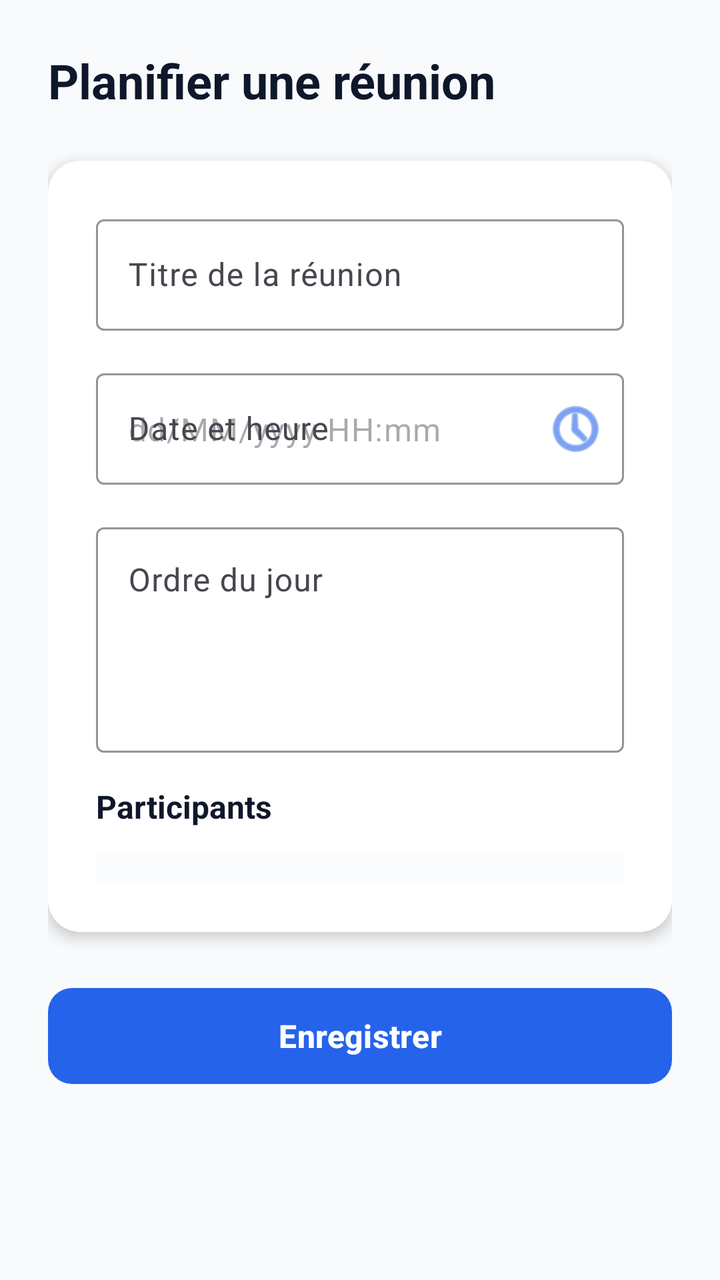
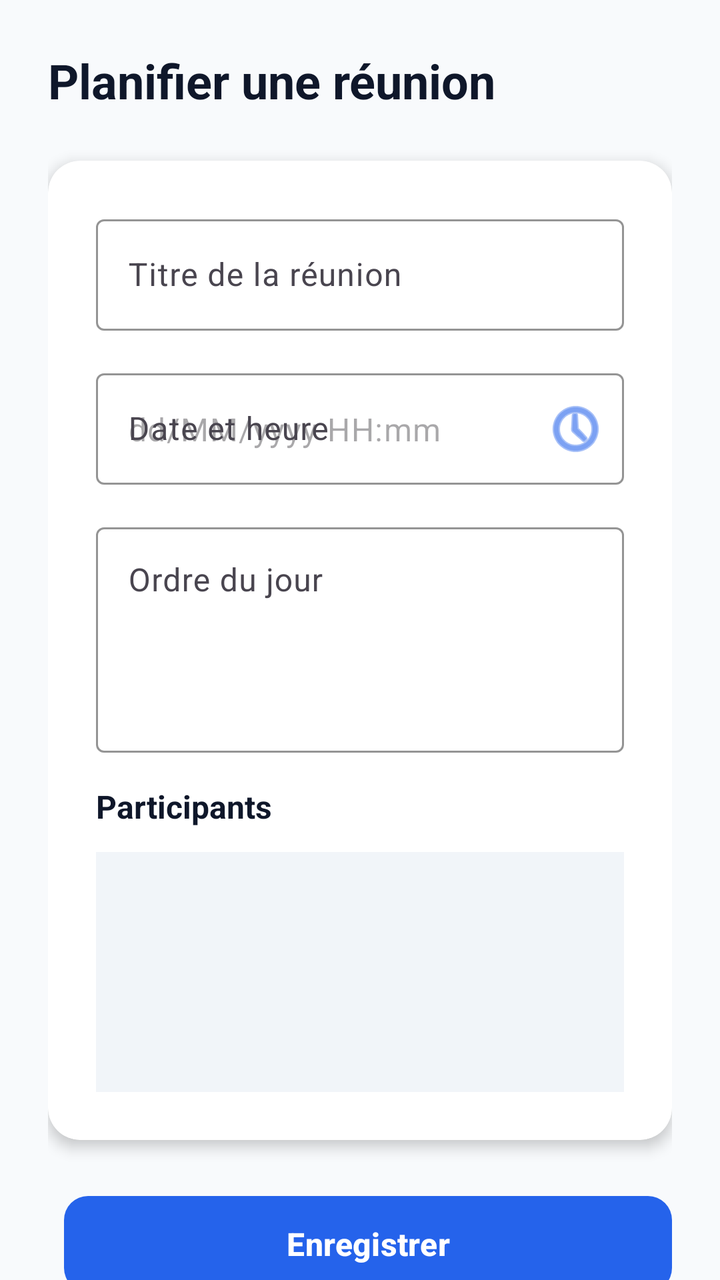

Compare the two renders of this Android layout. The source of the first and the diff that turns it into the second are given below.
<!-- AndroidManifest.xml: application theme Theme.GestionbPedagogique -->
<!-- res/layout/activity_reunion_edit.xml -->
<?xml version="1.0" encoding="utf-8"?>
<androidx.constraintlayout.widget.ConstraintLayout xmlns:android="http://schemas.android.com/apk/res/android"
    xmlns:app="http://schemas.android.com/apk/res-auto"
    xmlns:tools="http://schemas.android.com/tools"
    android:id="@+id/main"
    android:layout_width="match_parent"
    android:layout_height="match_parent"
    android:background="@color/background_light"
    tools:context=".ReunionEditActivity">

    <androidx.core.widget.NestedScrollView
        android:layout_width="match_parent"
        android:layout_height="match_parent"
        android:fillViewport="true"
        app:layout_constraintBottom_toBottomOf="parent"
        app:layout_constraintEnd_toEndOf="parent"
        app:layout_constraintStart_toStartOf="parent"
        app:layout_constraintTop_toTopOf="parent">

        <LinearLayout
            android:layout_width="match_parent"
            android:layout_height="wrap_content"
            android:orientation="vertical"
            android:padding="24dp">

            
            <TextView
                android:id="@+id/title_text"
                android:layout_width="wrap_content"
                android:layout_height="wrap_content"
                android:text="@string/add_reunion"
                android:textSize="24sp"
                android:textStyle="bold"
                android:textColor="@color/text_primary"
                android:layout_marginBottom="24dp" />

            
            <com.google.android.material.card.MaterialCardView
                android:layout_width="match_parent"
                android:layout_height="wrap_content"
                android:layout_marginBottom="24dp"
                app:cardCornerRadius="16dp"
                app:cardElevation="4dp"
                app:cardBackgroundColor="@color/card_background"
                app:strokeWidth="0dp">

                <LinearLayout
                    android:layout_width="match_parent"
                    android:layout_height="wrap_content"
                    android:orientation="vertical"
                    android:padding="24dp">

                    
                    <com.google.android.material.textfield.TextInputLayout
                        android:id="@+id/titre_layout"
                        android:layout_width="match_parent"
                        android:layout_height="wrap_content"
                        android:layout_marginBottom="16dp"
                        android:hint="@string/reunion_titre_hint"
                        app:boxStrokeColor="@color/primary_blue"
                        app:hintTextColor="@color/primary_blue"
                        style="@style/Widget.Material3.TextInputLayout.OutlinedBox">

                        <com.google.android.material.textfield.TextInputEditText
                            android:id="@+id/titre_input"
                            android:layout_width="match_parent"
                            android:layout_height="wrap_content"
                            android:inputType="text"
                            android:textColor="@color/text_primary" />
                    </com.google.android.material.textfield.TextInputLayout>

                    
                    <com.google.android.material.textfield.TextInputLayout
                        android:id="@+id/date_heure_layout"
                        android:layout_width="match_parent"
                        android:layout_height="wrap_content"
                        android:layout_marginBottom="16dp"
                        android:hint="@string/reunion_date_heure_hint"
                        app:boxStrokeColor="@color/primary_blue"
                        app:hintTextColor="@color/primary_blue"
                        app:endIconMode="custom"
                        app:endIconDrawable="@android:drawable/ic_menu_recent_history"
                        app:endIconTint="@color/primary_blue"
                        style="@style/Widget.Material3.TextInputLayout.OutlinedBox">

                        <com.google.android.material.textfield.TextInputEditText
                            android:id="@+id/date_heure_input"
                            android:layout_width="match_parent"
                            android:layout_height="wrap_content"
                            android:inputType="none"
                            android:focusable="false"
                            android:clickable="true"
                            android:hint="dd/MM/yyyy HH:mm"
                            android:textColor="@color/text_primary" />
                    </com.google.android.material.textfield.TextInputLayout>

                    
                    <com.google.android.material.textfield.TextInputLayout
                        android:id="@+id/ordre_du_jour_layout"
                        android:layout_width="match_parent"
                        android:layout_height="wrap_content"
                        android:layout_marginBottom="16dp"
                        android:hint="@string/reunion_ordre_du_jour_hint"
                        app:boxStrokeColor="@color/primary_blue"
                        app:hintTextColor="@color/primary_blue"
                        style="@style/Widget.Material3.TextInputLayout.OutlinedBox">

                        <com.google.android.material.textfield.TextInputEditText
                            android:id="@+id/ordre_du_jour_input"
                            android:layout_width="match_parent"
                            android:layout_height="wrap_content"
                            android:inputType="textMultiLine"
                            android:minLines="4"
                            android:maxLines="8"
                            android:gravity="top|start"
                            android:textColor="@color/text_primary" />
                    </com.google.android.material.textfield.TextInputLayout>

                    
                    <TextView
                        android:layout_width="wrap_content"
                        android:layout_height="wrap_content"
                        android:text="@string/reunion_participants_label"
                        android:textSize="16sp"
                        android:textStyle="bold"
                        android:textColor="@color/text_primary"
                        android:layout_marginBottom="12dp" />

                    <LinearLayout
                        android:id="@+id/participants_container"
                        android:layout_width="match_parent"
                        android:layout_height="wrap_content"
                        android:orientation="vertical"
                        android:padding="8dp"
                        android:background="@color/divider"
                        android:alpha="0.2" />

                </LinearLayout>
            </com.google.android.material.card.MaterialCardView>

            
            <com.google.android.material.button.MaterialButton
                android:id="@+id/save_button"
                android:layout_width="match_parent"
                android:layout_height="56dp"
                android:text="@string/save_button"
                android:textSize="16sp"
                android:textStyle="bold"
                app:backgroundTint="@color/primary_blue"
                app:cornerRadius="12dp"
                app:elevation="2dp" />

        </LinearLayout>
    </androidx.core.widget.NestedScrollView>

</androidx.constraintlayout.widget.ConstraintLayout>
<!-- resources referenced by this layout -->
<resources>
  <color name="background_light">#F8FAFC</color>
  <color name="card_background">#FFFFFF</color>
  <color name="divider">#E2E8F0</color>
  <color name="primary_blue">#2563EB</color>
  <color name="text_primary">#0F172A</color>
  <string name="add_reunion">Planifier une réunion</string>
  <string name="reunion_date_heure_hint">Date et heure</string>
  <string name="reunion_ordre_du_jour_hint">Ordre du jour</string>
  <string name="reunion_participants_label">Participants</string>
  <string name="reunion_titre_hint">Titre de la réunion</string>
  <string name="save_button">Enregistrer</string>
  <style name="Theme.GestionbPedagogique" parent="Base.Theme.GestionbPedagogique" />
  <style name="Base.Theme.GestionbPedagogique" parent="Theme.Material3.DayNight.NoActionBar">
          
          <item name="colorPrimary">@color/primary_blue</item>
          <item name="colorPrimaryVariant">@color/primary_blue_dark</item>
          <item name="colorOnPrimary">@color/white</item>
          <item name="colorSecondary">@color/accent_orange</item>
          <item name="colorOnSecondary">@color/white</item>
          <item name="android:statusBarColor">@android:color/transparent</item>
          <item name="android:navigationBarColor">@android:color/transparent</item>
          <item name="android:windowLightStatusBar">true</item>
          <item name="android:windowLightNavigationBar">true</item>
      </style>
  <color name="primary_blue_dark">#1E40AF</color>
  <color name="white">#FFFFFFFF</color>
  <color name="accent_orange">#F97316</color>
</resources>

<!-- the commit's change to res/layout/activity_reunion_edit.xml (unified diff, before → after) -->
@@ -131,24 +131,49 @@
                         android:layout_width="match_parent"
                         android:layout_height="wrap_content"
                         android:orientation="vertical"
-                        android:padding="8dp"
-                        android:background="@color/divider"
-                        android:alpha="0.2" />
+                        android:padding="12dp"
+                        android:background="@color/background_secondary"
+                        android:minHeight="120dp" />
 
                 </LinearLayout>
             </com.google.android.material.card.MaterialCardView>
 
             
-            <com.google.android.material.button.MaterialButton
-                android:id="@+id/save_button"
+            <LinearLayout
                 android:layout_width="match_parent"
-                android:layout_height="56dp"
-                android:text="@string/save_button"
-                android:textSize="16sp"
-                android:textStyle="bold"
-                app:backgroundTint="@color/primary_blue"
-                app:cornerRadius="12dp"
-                app:elevation="2dp" />
+                android:layout_height="wrap_content"
+                android:orientation="horizontal"
+                android:layout_marginBottom="16dp">
+
+                
+                <com.google.android.material.button.MaterialButton
+                    android:id="@+id/delete_button"
+                    android:layout_width="0dp"
+                    android:layout_height="56dp"
+                    android:layout_weight="1"
+                    android:layout_marginEnd="8dp"
+                    android:text="@string/delete_reunion"
+                    android:textSize="16sp"
+                    android:textStyle="bold"
+                    app:backgroundTint="@color/status_error"
+                    app:cornerRadius="12dp"
+                    app:elevation="2dp"
+                    android:visibility="gone" />
+
+                
+                <com.google.android.material.button.MaterialButton
+                    android:id="@+id/save_button"
+                    android:layout_width="0dp"
+                    android:layout_height="56dp"
+                    android:layout_weight="1"
+                    android:layout_marginStart="8dp"
+                    android:text="@string/save_button"
+                    android:textSize="16sp"
+                    android:textStyle="bold"
+                    app:backgroundTint="@color/primary_blue"
+                    app:cornerRadius="12dp"
+                    app:elevation="2dp" />
+            </LinearLayout>
 
         </LinearLayout>
     </androidx.core.widget.NestedScrollView>
<!-- resource entries referenced after the edit -->
@@ -1,11 +1,13 @@
 <!-- resources referenced by this layout -->
 <resources>
   <color name="background_light">#F8FAFC</color>
+  <color name="background_secondary">#F1F5F9</color>
   <color name="card_background">#FFFFFF</color>
-  <color name="divider">#E2E8F0</color>
   <color name="primary_blue">#2563EB</color>
+  <color name="status_error">#EF4444</color>
   <color name="text_primary">#0F172A</color>
   <string name="add_reunion">Planifier une réunion</string>
+  <string name="delete_reunion">Supprimer</string>
   <string name="reunion_date_heure_hint">Date et heure</string>
   <string name="reunion_ordre_du_jour_hint">Ordre du jour</string>
   <string name="reunion_participants_label">Participants</string>
